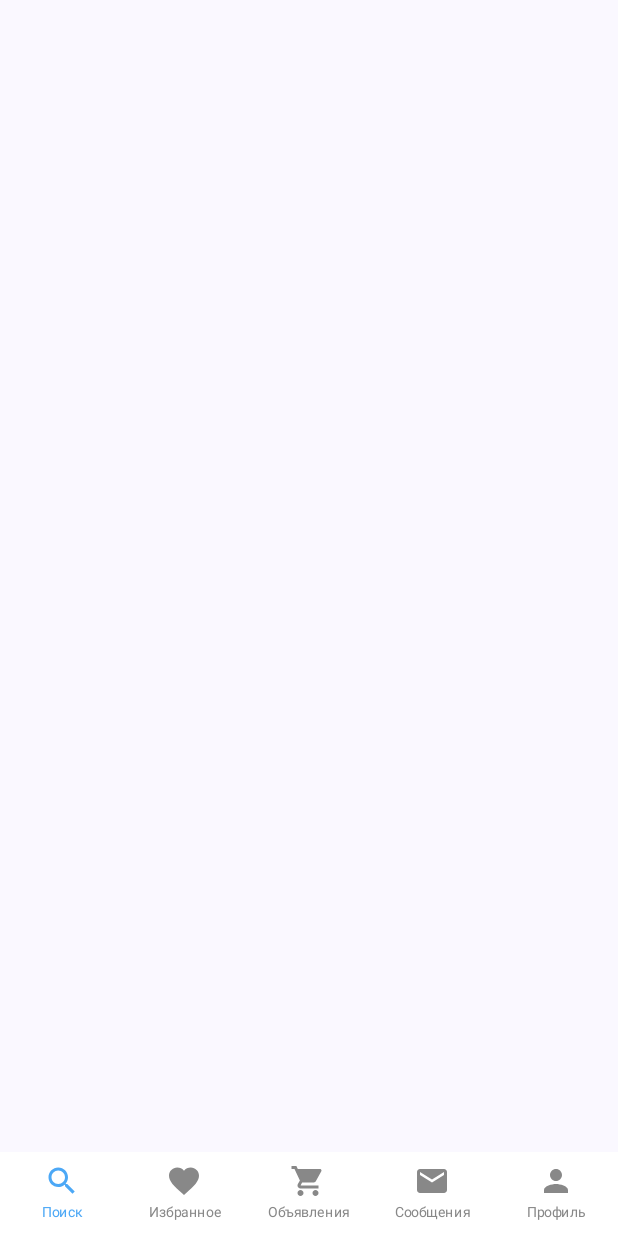
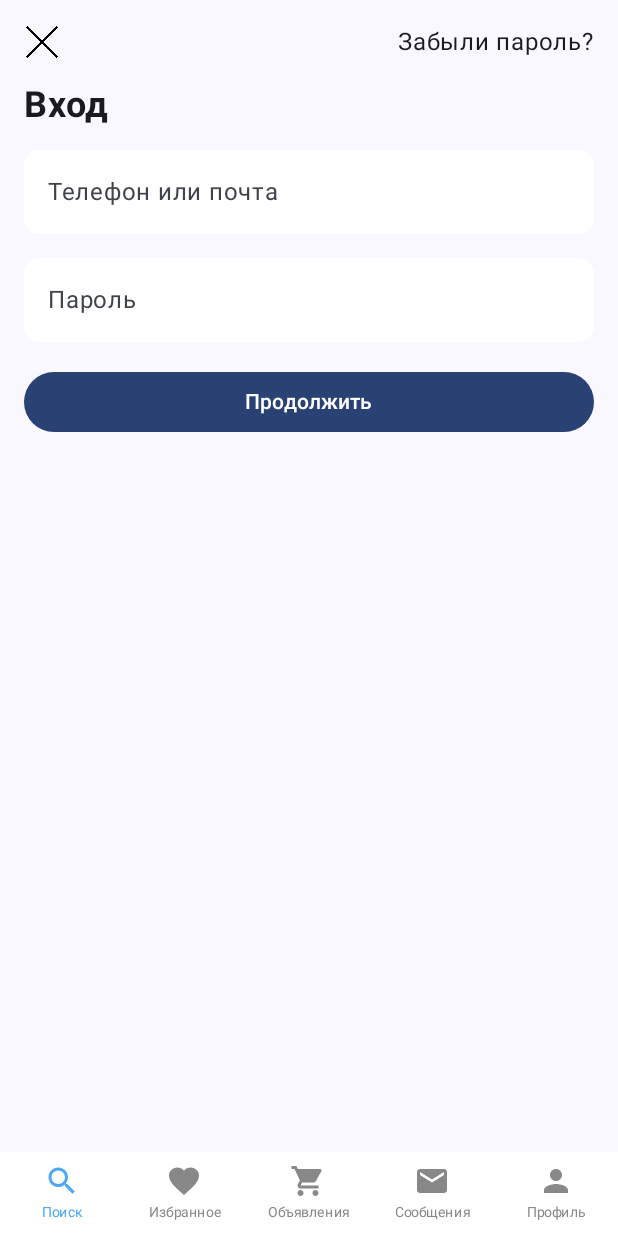
Before and after one commit to simadimonyan/avito-fork-app, an Android app built with Jetpack Compose: the screen it shows after launch (MainActivity), on a phone screen of 412 x 824 dp. Run offline under Robolectric (Android 15) with nearby library versions, the phone set to English and light mode, and no system bars; our stand-ins replace Dagger/Hilt's generated code.

Commit message:
authorization ui without navigation

```diff
--- a/app/build.gradle.kts
+++ b/app/build.gradle.kts
@@ -33,6 +33,7 @@ android {
             )
         }
     }
+
     compileOptions {
         sourceCompatibility = JavaVersion.VERSION_1_8
         targetCompatibility = JavaVersion.VERSION_1_8
--- /dev/null
+++ b/app/src/main/java/samaryanin/avitofork/presentation/customElements/space/Spacer.kt
@@ -0,0 +1,12 @@
+package samaryanin.avitofork.presentation.customElements.space
+
+import androidx.compose.foundation.layout.Spacer
+import androidx.compose.foundation.layout.padding
+import androidx.compose.runtime.Composable
+import androidx.compose.ui.Modifier
+import androidx.compose.ui.unit.dp
+
+@Composable
+fun Space() {
+    Spacer(modifier = Modifier.padding(8.dp))
+}
--- /dev/null
+++ b/app/src/main/java/samaryanin/avitofork/presentation/customElements/text/AppText.kt
@@ -0,0 +1,22 @@
+package samaryanin.avitofork.presentation.customElements.text
+
+import androidx.compose.material3.Text
+import androidx.compose.runtime.Composable
+import androidx.compose.ui.Modifier
+import androidx.compose.ui.text.font.FontWeight
+import androidx.compose.ui.unit.sp
+
+@Composable
+fun AppTextTitle(text: String){
+    Text(text, fontSize = 24.sp, fontWeight = FontWeight.Bold )
+}
+
+@Composable
+fun AppTextBody(text: String){
+    Text(text, fontSize = 16.sp)
+}
+
+@Composable
+fun AppTextSmall(text: String, modifier: Modifier?){
+    Text(text, fontSize = 12.sp)
+}
--- /dev/null
+++ b/app/src/main/java/samaryanin/avitofork/presentation/customElements/textField/AppTextField.kt
@@ -0,0 +1,38 @@
+package samaryanin.avitofork.presentation.customElements.textField
+
+import androidx.compose.foundation.layout.fillMaxWidth
+import androidx.compose.foundation.shape.RoundedCornerShape
+import androidx.compose.foundation.text.KeyboardOptions
+import androidx.compose.material3.Text
+import androidx.compose.material3.TextField
+import androidx.compose.material3.TextFieldDefaults
+import androidx.compose.runtime.Composable
+import androidx.compose.ui.Modifier
+import androidx.compose.ui.graphics.Color
+import androidx.compose.ui.text.input.KeyboardType
+import androidx.compose.ui.unit.dp
+
+@Composable
+fun AppDigitsTextField(value: String, onValueChange: (String) -> Unit) {
+    TextField(
+        value, onValueChange, shape = RoundedCornerShape(10.dp),
+        colors = TextFieldDefaults.colors(
+            unfocusedContainerColor = Color.White, focusedContainerColor = Color.White,
+            unfocusedIndicatorColor = Color.Transparent, focusedIndicatorColor = Color.Transparent
+        ),
+        keyboardOptions = KeyboardOptions.Default.copy(keyboardType = KeyboardType.Number)
+    )
+}
+
+@Composable
+fun AppTextFieldPlaceholder(value: String, onValueChange: (String) -> Unit, placeholder: String?) {
+    TextField(
+        value, onValueChange, shape = RoundedCornerShape(10.dp),
+        placeholder = { Text("$placeholder")},
+        colors = TextFieldDefaults.colors(
+            unfocusedContainerColor = Color.White, focusedContainerColor = Color.White,
+            unfocusedIndicatorColor = Color.Transparent, focusedIndicatorColor = Color.Transparent
+        ),
+        modifier = Modifier.fillMaxWidth()
+    )
+}
--- /dev/null
+++ b/app/src/main/java/samaryanin/avitofork/presentation/screens/authorization/email/EmailScreen.kt
@@ -0,0 +1,90 @@
+package samaryanin.avitofork.presentation.screens.authorization.email
+
+import android.util.Log
+import androidx.compose.foundation.Image
+import androidx.compose.foundation.clickable
+import androidx.compose.foundation.layout.Arrangement
+import androidx.compose.foundation.layout.Column
+import androidx.compose.foundation.layout.Row
+import androidx.compose.foundation.layout.fillMaxSize
+import androidx.compose.foundation.layout.fillMaxWidth
+import androidx.compose.foundation.layout.padding
+import androidx.compose.foundation.layout.size
+import androidx.compose.material3.Button
+import androidx.compose.material3.Text
+import androidx.compose.runtime.Composable
+import androidx.compose.runtime.getValue
+import androidx.compose.runtime.mutableStateOf
+import androidx.compose.runtime.remember
+import androidx.compose.runtime.setValue
+import androidx.compose.ui.Modifier
+import androidx.compose.ui.res.painterResource
+import androidx.compose.ui.unit.dp
+import androidx.hilt.navigation.compose.hiltViewModel
+import androidx.navigation.NavHostController
+import androidx.navigation.compose.rememberNavController
+import samaryanin.avitofork.R
+import samaryanin.avitofork.presentation.customElements.space.Space
+import samaryanin.avitofork.presentation.customElements.text.AppTextTitle
+import samaryanin.avitofork.presentation.customElements.textField.AppTextFieldPlaceholder
+
+@Composable
+fun EmailScreen() {
+    val globalNavController: NavHostController = rememberNavController()
+    val viewModel: EmailScreenViewModel = hiltViewModel()
+
+    var emailOrPhone by remember { mutableStateOf("") }
+    var password by remember { mutableStateOf("") }
+
+    Column(
+        modifier = Modifier
+            .padding(16.dp)
+            .fillMaxSize()
+    ) {
+        Row(modifier = Modifier.fillMaxWidth(), horizontalArrangement = Arrangement.SpaceBetween) {
+            Image(
+                painter = painterResource(R.drawable.ic_close),
+                contentDescription = null,
+                modifier = Modifier
+                    .size(24.dp)
+                    .clickable {
+                        //nav.popBackStack()
+                    })
+            Text("Забыли пароль?", modifier = Modifier.clickable { })
+        }
+
+        Space()
+
+        AppTextTitle("Вход")
+        Space()
+
+        AppTextFieldPlaceholder(
+            value = emailOrPhone,
+            placeholder = "Телефон или почта",
+            onValueChange = {
+                emailOrPhone = it
+                viewModel.updateLoginData(emailOrPhone, password)
+            })
+
+        Space()
+
+        AppTextFieldPlaceholder(
+            value = password,
+            placeholder = "Пароль",
+            onValueChange = {
+                password = it
+                viewModel.updateLoginData(emailOrPhone, password)
+            })
+        Space()
+
+        Button(
+            onClick = {
+                Log.d("email", "e: ${viewModel.state.value.email} , p: ${viewModel.state.value.password }")
+                // globalNavController.navigate()
+            },
+            modifier = Modifier.fillMaxWidth(),
+        ) {
+            Text("Продолжить")
+        }
+    }
+}
--- /dev/null
+++ b/app/src/main/java/samaryanin/avitofork/presentation/screens/authorization/email/EmailScreenViewModel.kt
@@ -0,0 +1,32 @@
+package samaryanin.avitofork.presentation.screens.authorization.email
+
+import androidx.lifecycle.ViewModel
+import dagger.hilt.android.lifecycle.HiltViewModel
+import kotlinx.coroutines.flow.MutableStateFlow
+import kotlinx.coroutines.flow.StateFlow
+import javax.inject.Inject
+
+@HiltViewModel
+class EmailScreenViewModel @Inject constructor() : ViewModel() {
+
+    private val _state = MutableStateFlow(LoginDataState())
+    val state: StateFlow<LoginDataState> = _state
+
+    fun updateLoginData(emailOrPhone: String?, password: String?) {
+        updateState {
+            LoginDataState(
+                email = emailOrPhone,
+                password = password
+            )
+        }
+    }
+
+    private fun updateState(update: LoginDataState.() -> LoginDataState) {
+        _state.value = _state.value.update()
+    }
+
+    data class LoginDataState(
+        val email: String? = "",
+        val password: String? = ""
+    )
+}
--- a/app/src/main/java/samaryanin/avitofork/presentation/screens/start/components/StartScreen.kt
+++ b/app/src/main/java/samaryanin/avitofork/presentation/screens/start/components/StartScreen.kt
@@ -3,6 +3,7 @@ package samaryanin.avitofork.presentation.screens.start.components
 import androidx.compose.runtime.Composable
 import androidx.navigation.compose.rememberNavController
 import samaryanin.avitofork.presentation.navigation.NestedGraph
+import samaryanin.avitofork.presentation.screens.authorization.email.EmailScreen
 import samaryanin.avitofork.presentation.screens.menu.appbar.BottomAppNavigation
 import samaryanin.avitofork.presentation.screens.start.state.StartViewModel
 
@@ -11,7 +12,7 @@ fun StartScreen(
     viewModel: StartViewModel,
 ) {
     val navHostController = rememberNavController()
-
+    EmailScreen()
     NestedGraph(navHostController = navHostController)
 
     BottomAppNavigation()
--- a/gradle/libs.versions.toml
+++ b/gradle/libs.versions.toml
@@ -8,7 +8,7 @@ espressoCore = "3.6.1"
 lifecycleRuntimeKtx = "2.8.7"
 activityCompose = "1.9.3"
 composeBom = "2024.04.01"
-hiltAndroid = "2.53.1"
+hiltAndroid = "2.54"
 hiltNavigationComposeVersion = "1.2.0"
 material = "1.7.6"
 navigationCompose = "2.8.5"
```
Also changed, not shown: app/src/main/java/samaryanin/avitofork/presentation/screens/authorization/phone/PhoneScreen.kt (added, +68 -0 lines), app/src/main/java/samaryanin/avitofork/presentation/screens/authorization/phone/PhoneVerificationViewModel.kt (added, +47 -0 lines), app/src/main/java/samaryanin/avitofork/presentation/screens/authorization/phone/VerificationCodeScreen.kt (added, +67 -0 lines), app/src/main/java/samaryanin/avitofork/presentation/navigation/Destinations.kt (line endings or trailing spaces), app/src/main/res/drawable/ic_arrow.png (added), app/src/main/res/drawable/ic_close.png (added).
